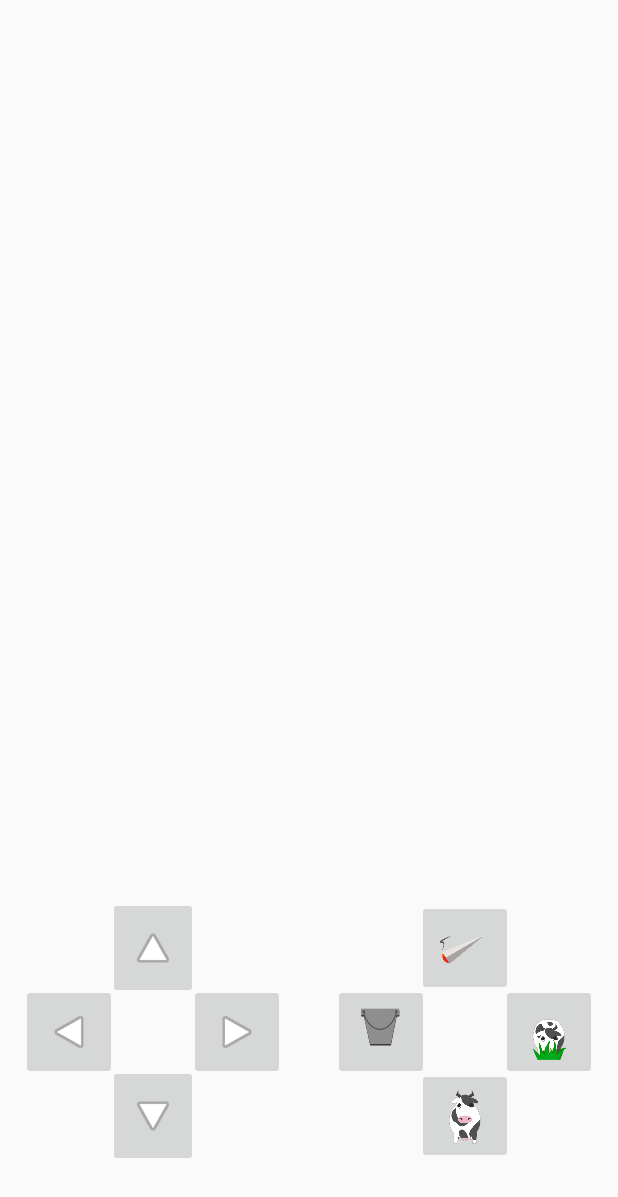
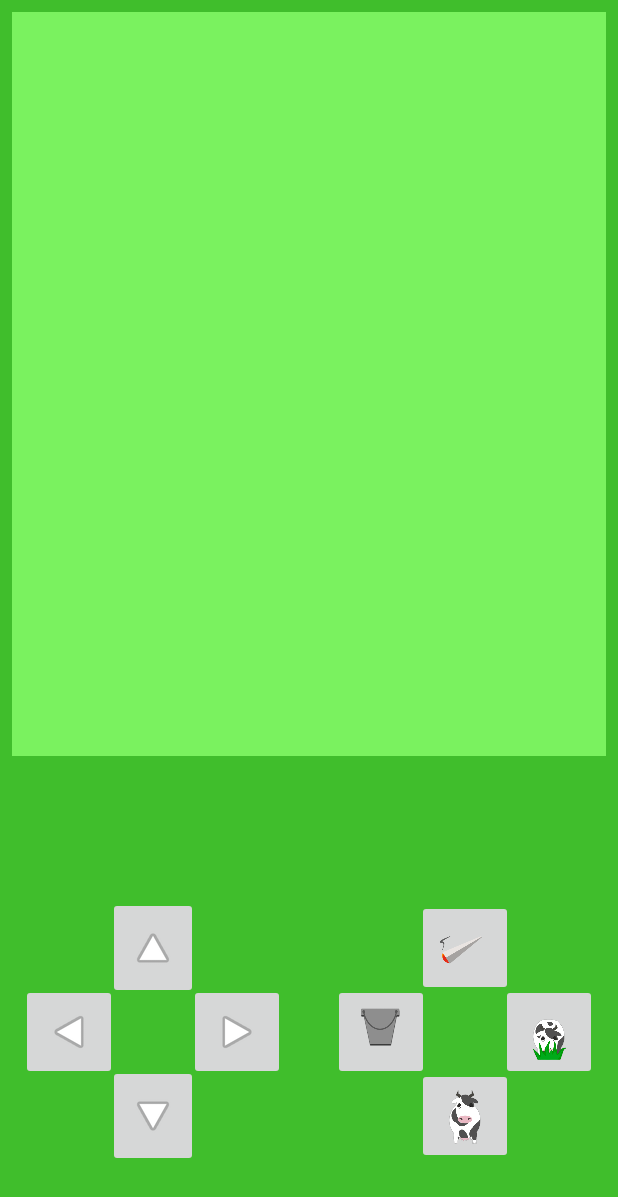
Before and after one commit to jarossg/BAProjektarbeit, an Android app: the layout activity_main.xml on its own in the app's theme, with its tools: preview values and no code run, on a phone screen of 412 x 824 dp. Shown: the top 1197 px of the screen. Run offline under Robolectric (Android 15) with nearby library versions, the phone set to English and light mode, and no system bars.

Commit message:
farben background

```diff
--- a/app/src/main/res/layout/activity_main.xml
+++ b/app/src/main/res/layout/activity_main.xml
@@ -6,7 +6,8 @@
     android:layout_height="match_parent"
     tools:context="herdenmanagement.MainActivity"
     tools:layout_editor_absoluteX="0dp"
-    tools:layout_editor_absoluteY="81dp">
+    tools:layout_editor_absoluteY="81dp"
+    android:background="@color/colorPrimaryDark">
 
     <herdenmanagement.view.AckerView
         android:id="@+id/acker_view"
@@ -19,7 +20,8 @@
         app:layout_constraintBottom_toTopOf="@+id/rauchen"
         app:layout_constraintLeft_toLeftOf="parent"
         app:layout_constraintRight_toRightOf="parent"
-        app:layout_constraintTop_toTopOf="parent" />
+        app:layout_constraintTop_toTopOf="parent"
+        android:background="@color/colorPrimary"/>
 
     <ImageButton
         android:id="@+id/fressen"
```
Also changed, not shown: 1 other file.
